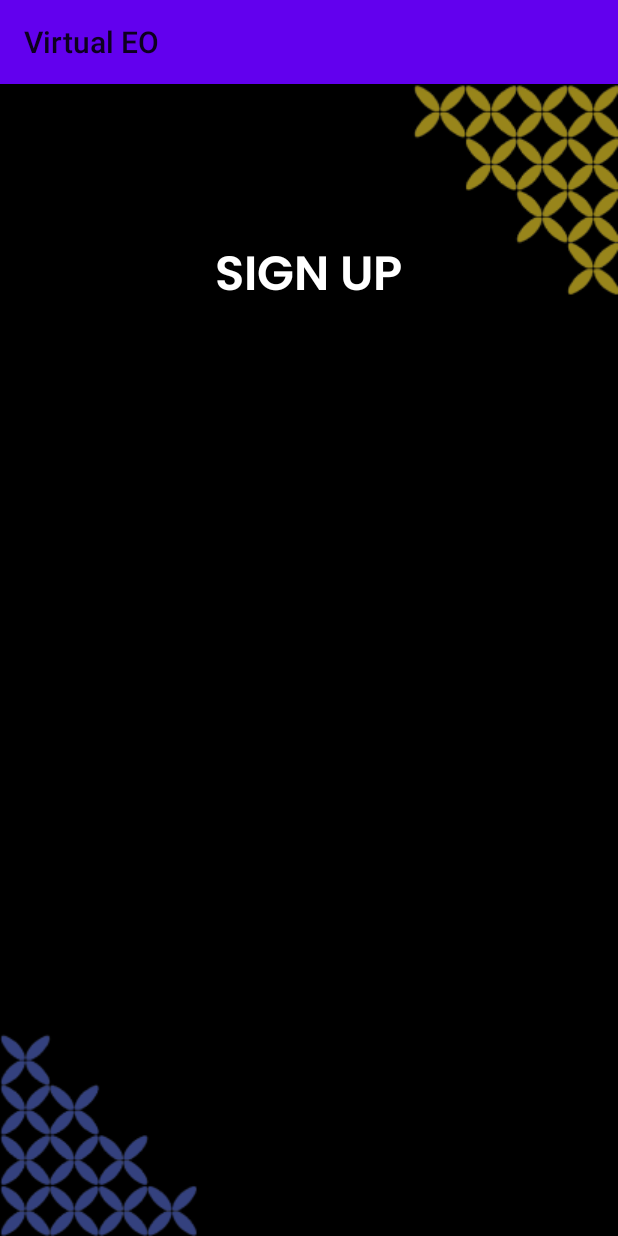
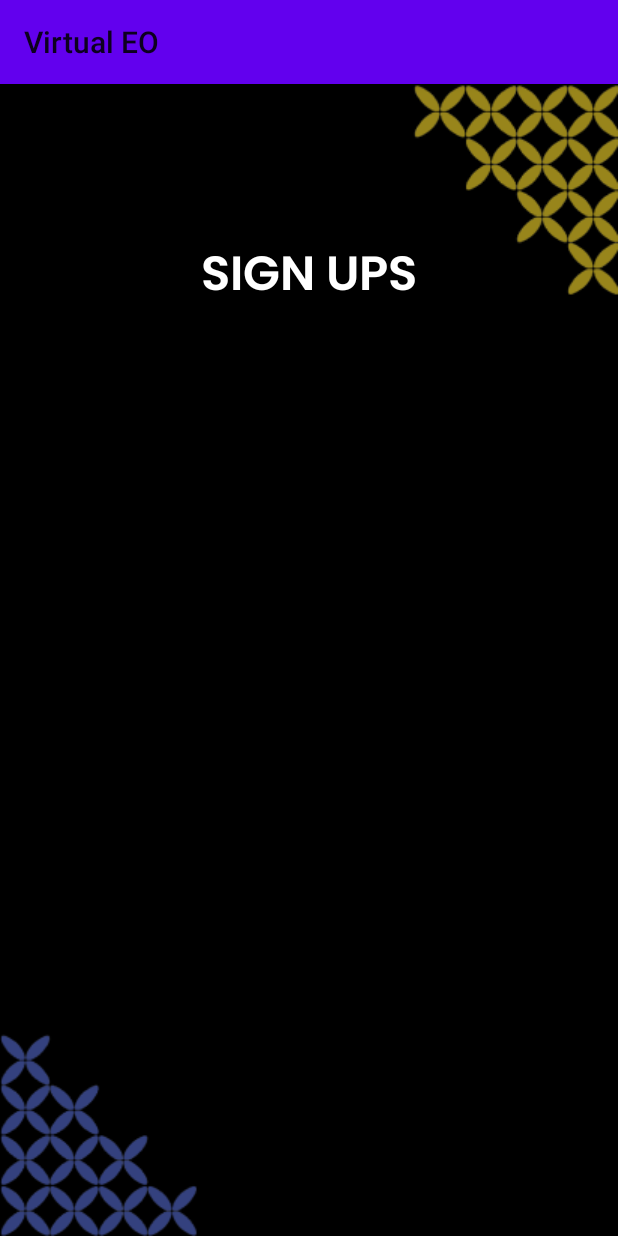
Before and after one commit to ilhammudin34/VirtualEO, an Android app: the signup screen opened directly, with no data from a screen before it, on a phone screen of 412 x 824 dp. Run offline under Robolectric (Android 15) with nearby library versions, the light colour scheme and no system bars.

Commit message:
edit signu activity

```diff
--- a/app/src/main/res/layout/activity_signup.xml
+++ b/app/src/main/res/layout/activity_signup.xml
@@ -29,7 +29,7 @@
         android:layout_centerHorizontal="true"
         android:layout_marginTop="-45dp"
         android:fontFamily="@font/poppinssemibold"
-        android:text="SIGN UP"
+        android:text="SIGN UPS"
         android:textColor="@color/white"
         android:textSize="32dp" />
 
```
